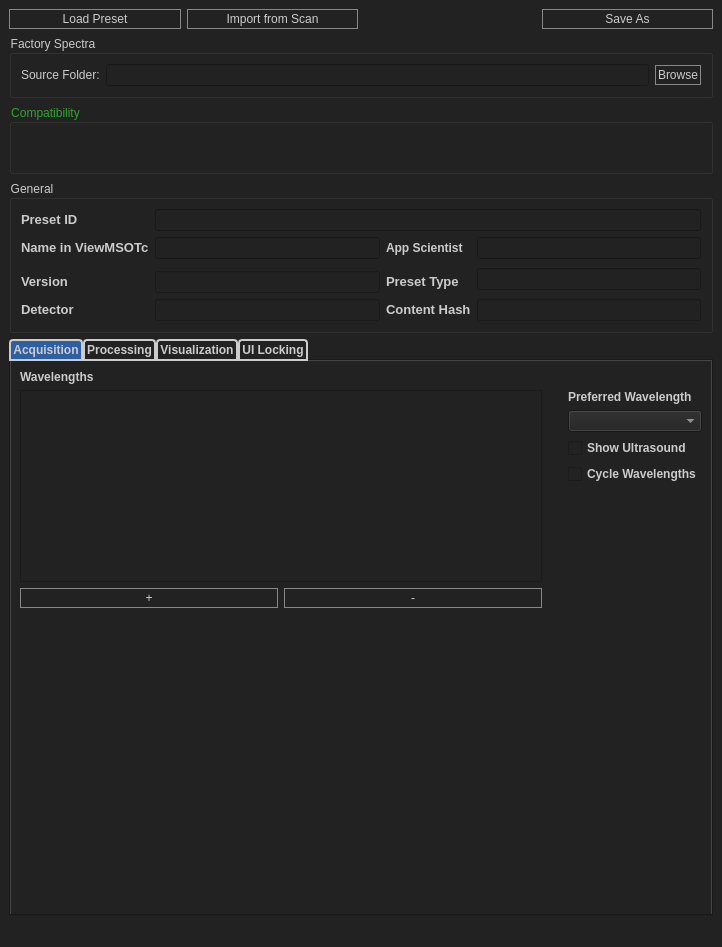
Qt form source/resources/preset_editor.ui (jaytreee/PresetEditor) before a commit.
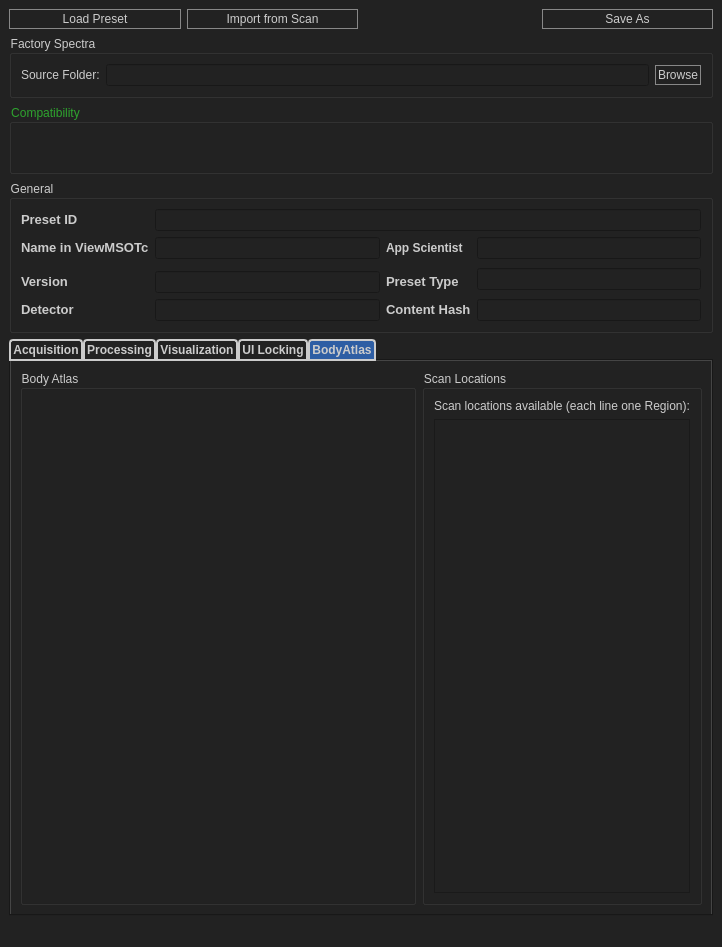
The same form after that commit. The open tabs and pages were chosen to show the change.

Commit message: Support for Scan Locations (Feature #4235)

Patch:
```diff
--- a/source/resources/preset_editor.ui
+++ b/source/resources/preset_editor.ui
@@ -1799,17 +1799,55 @@
        <attribute name="title">
         <string>UI Locking</string>
        </attribute>
-       <widget class="QWidget" name="gridLayoutWidget">
-        <property name="geometry">
-         <rect>
-          <x>0</x>
-          <y>0</y>
-          <width>681</width>
-          <height>521</height>
-         </rect>
-        </property>
-        <layout class="QGridLayout" name="gridLayout_16"/>
-       </widget>
+      </widget>
+      <widget class="QWidget" name="tab_4">
+       <attribute name="title">
+        <string>BodyAtlas</string>
+       </attribute>
+       <layout class="QGridLayout" name="gridLayout_17">
+        <item row="0" column="0">
+         <layout class="QGridLayout" name="gridLayout_16">
+          <item row="0" column="1">
+           <widget class="QGroupBox" name="groupBodyRegion">
+            <property name="sizePolicy">
+             <sizepolicy hsizetype="Preferred" vsizetype="Preferred">
+              <horstretch>1</horstretch>
+              <verstretch>0</verstretch>
+             </sizepolicy>
+            </property>
+            <property name="title">
+             <string>Scan Locations</string>
+            </property>
+            <layout class="QVBoxLayout" name="verticalLayout">
+             <item>
+              <widget class="QLabel" name="label_23">
+               <property name="text">
+                <string>Scan locations available (each line one Region):</string>
+               </property>
+              </widget>
+             </item>
+             <item>
+              <widget class="QPlainTextEdit" name="scanLocations"/>
+             </item>
+            </layout>
+           </widget>
+          </item>
+          <item row="0" column="0">
+           <widget class="QGroupBox" name="groupBodyAtlas">
+            <property name="sizePolicy">
+             <sizepolicy hsizetype="Preferred" vsizetype="Preferred">
+              <horstretch>3</horstretch>
+              <verstretch>0</verstretch>
+             </sizepolicy>
+            </property>
+            <property name="title">
+             <string>Body Atlas</string>
+            </property>
+           </widget>
+          </item>
+         </layout>
+        </item>
+       </layout>
       </widget>
      </widget>
     </item>
```
Left out of the diff: 2 changed lines with no effect on the pictures. The commit also changes 2 other files.
